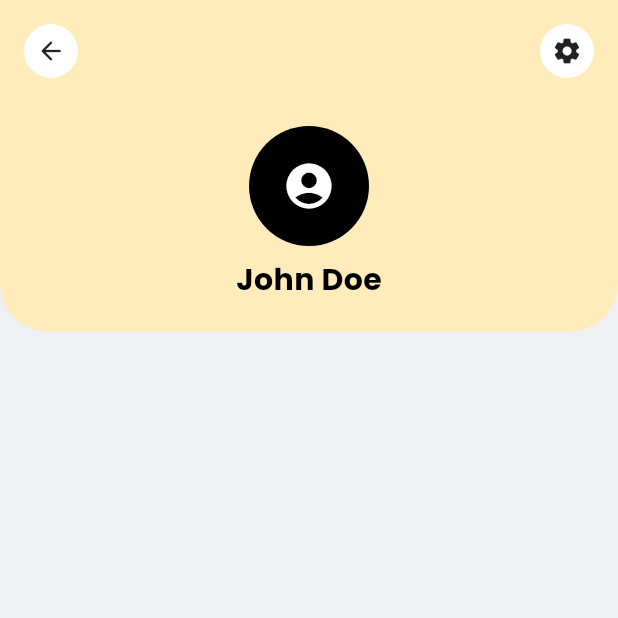
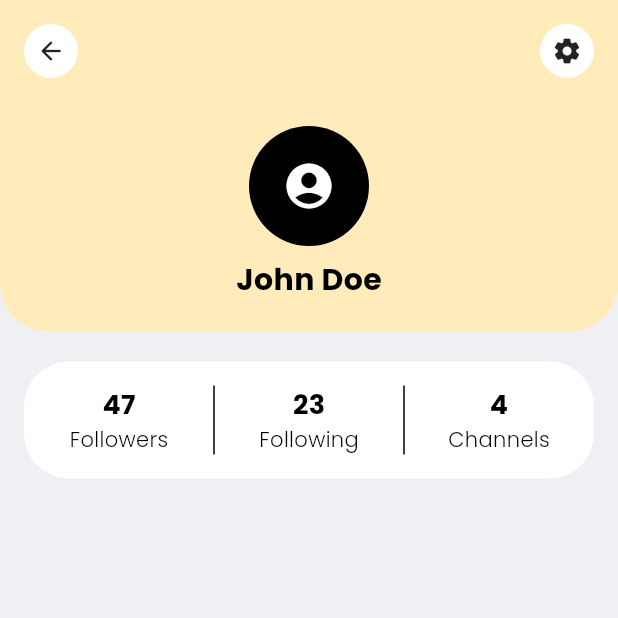
Before and after one commit to Parth-11/Connectify-App, a Flutter app: the ProfilePage screen opened directly, on a phone screen of 412 x 824 dp, the top half of it. Run offline on Flutter 3.47's test engine with Material 3 defaults, Android fonts, the phone set to English and light mode, and no system bars; our stand-ins replace google_fonts, shared_preferences; accounts and stored records are empty.

Commit message:
[ui] Added info card

```diff
--- a/lib/pages/profile/profile.dart
+++ b/lib/pages/profile/profile.dart
@@ -135,6 +135,95 @@ class _ProfilePageState extends State<ProfilePage>
                 ),
               ],
             ),
+            Card(
+              margin: EdgeInsets.symmetric(vertical: 20, horizontal: 16),
+              child: Padding(
+                padding: const EdgeInsets.symmetric(
+                  vertical: 16,
+                  horizontal: 8,
+                ),
+                child: IntrinsicHeight(
+                  child: Row(
+                    children: [
+                      Expanded(
+                        child: GestureDetector(
+                          onTap: () {},
+                          child: Column(
+                            children: [
+                              Text(
+                                "47",
+                                style: TextStyle(
+                                  fontWeight: FontWeight.bold,
+                                  fontSize: 18,
+                                  color: theme.colorScheme.onTertiary,
+                                ),
+                              ),
+                              Text(
+                                "Followers",
+                                style: TextStyle(
+                                  fontWeight: FontWeight.w300,
+                                  color: theme.colorScheme.onTertiary,
+                                ),
+                              ),
+                            ],
+                          ),
+                        ),
+                      ),
+                      VerticalDivider(),
+                      Expanded(
+                        child: GestureDetector(
+                          onTap: () {},
+                          child: Column(
+                            children: [
+                              Text(
+                                "23",
+                                style: TextStyle(
+                                  fontWeight: FontWeight.bold,
+                                  fontSize: 18,
+                                  color: theme.colorScheme.onTertiary,
+                                ),
+                              ),
+                              Text(
+                                "Following",
+                                style: TextStyle(
+                                  fontWeight: FontWeight.w300,
+                                  color: theme.colorScheme.onTertiary,
+                                ),
+                              ),
+                            ],
+                          ),
+                        ),
+                      ),
+                      VerticalDivider(),
+                      Expanded(
+                        child: GestureDetector(
+                          onTap: () {},
+                          child: Column(
+                            children: [
+                              Text(
+                                "4",
+                                style: TextStyle(
+                                  fontWeight: FontWeight.bold,
+                                  fontSize: 18,
+                                  color: theme.colorScheme.onTertiary,
+                                ),
+                              ),
+                              Text(
+                                "Channels",
+                                style: TextStyle(
+                                  fontWeight: FontWeight.w300,
+                                  color: theme.colorScheme.onTertiary,
+                                ),
+                              ),
+                            ],
+                          ),
+                        ),
+                      ),
+                    ],
+                  ),
+                ),
+              ),
+            ),
           ],
         ),
       ),
```
